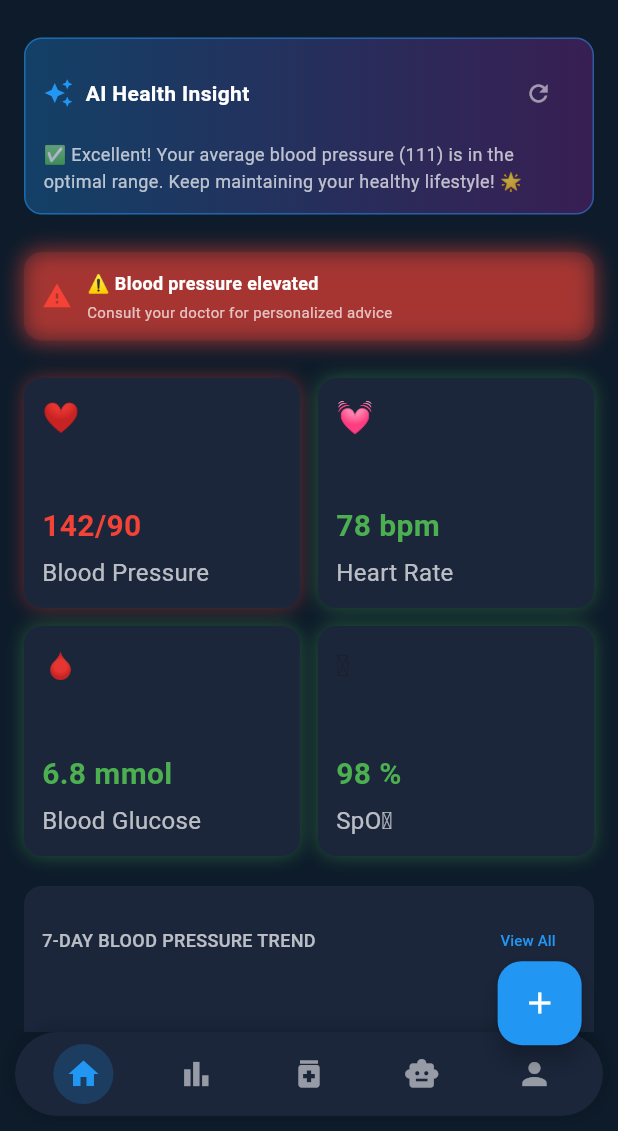
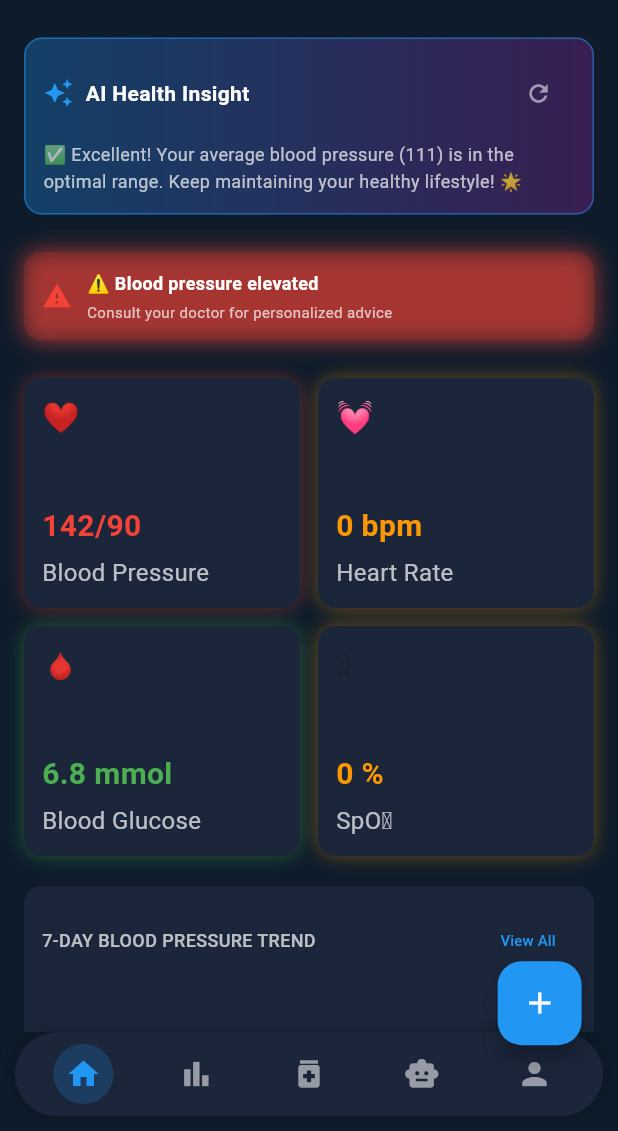
Before and after one commit to ChaiWork/hackathon-2030, a Flutter app: the screen it shows after launch, after a tap on "Cancel", on a phone screen of 412 x 824 dp, the part 105-1236 px from its top. Run offline on Flutter 3.47's test engine with Material 3 defaults, Android fonts, the phone set to English and light mode, and no system bars; our stand-ins replace envied, google_generative_ai; missing offline and left inert: health; generated files the repository leaves out were written again.

Commit message:
change metric from string to int

```diff
--- a/vitalife_asistant/lib/HealthDashboard.dart
+++ b/vitalife_asistant/lib/HealthDashboard.dart
@@ -39,9 +39,9 @@ class _HealthDashboardState extends State<HealthDashboard> {
   // Current metrics
   HealthMetrics currentMetrics = HealthMetrics(
     bloodPressure: "142/90",
-    heartRate: "78 bpm",
+    heartRate: 0,
     bloodGlucose: "6.8 mmol",
-    spo2: "98 %",
+    spo2: 0,
   );
 
   // UI State
@@ -119,14 +119,15 @@ class _HealthDashboardState extends State<HealthDashboard> {
       currentMetrics = HealthMetrics(
         bloodPressure: currentMetrics.bloodPressure,
         heartRate: (hr != null && hr is num)
-            ? "${hr.toInt()} bpm"
+            ? hr.toInt()
             : currentMetrics.heartRate,
         bloodGlucose: currentMetrics.bloodGlucose,
         spo2: (spo2 != null && spo2 is num)
-            ? "${spo2.toStringAsFixed(0)} %"
+            ? spo2.toInt()
             : currentMetrics.spo2,
       );
     });
+
     print("✅ UI updated with latest health metrics");
 
     // Show success snackbar
@@ -164,9 +165,9 @@ class _HealthDashboardState extends State<HealthDashboard> {
             setState(() {
               currentMetrics = HealthMetrics(
                 bloodPressure: "${data['systolic']}/${data['diastolic']}",
-                heartRate: "${data['heartRate']} bpm",
+                heartRate: data['heartRate'],
                 bloodGlucose: "${data['glucose']} mmol",
-                spo2: "${data['spo2']} %",
+                spo2: data['spo2'],
               );
               systolicReadings[HealthUtils.getCurrentDay()] = data['systolic']
                   .toDouble();
@@ -242,9 +243,9 @@ class _HealthDashboardState extends State<HealthDashboard> {
           content: FutureBuilder<String>(
             future: _geminiService.getPersonalizedAdvice(
               currentMetrics.bloodPressure,
-              currentMetrics.heartRate,
+              "${currentMetrics.heartRate} bpm",
               currentMetrics.bloodGlucose,
-              currentMetrics.spo2,
+              "${currentMetrics.spo2} %",
             ),
             builder: (context, snapshot) {
               if (snapshot.connectionState == ConnectionState.waiting) {
@@ -475,9 +476,9 @@ class _HealthDashboardState extends State<HealthDashboard> {
         ),
         healthCard(
           "💓",
-          currentMetrics.heartRate,
+          "${currentMetrics.heartRate} bpm",
           "Heart Rate",
-          HealthUtils.getHeartRateColor(currentMetrics.heartRate),
+          HealthUtils.getHeartRateColor("${currentMetrics.heartRate} bpm"),
           isSmallScreen,
         ),
         healthCard(
@@ -489,9 +490,9 @@ class _HealthDashboardState extends State<HealthDashboard> {
         ),
         healthCard(
           "🫁",
-          currentMetrics.spo2,
+          "${currentMetrics.spo2} %",
           "SpO₂",
-          HealthUtils.getSpO2Color(currentMetrics.spo2),
+          HealthUtils.getSpO2Color("${currentMetrics.spo2} %"),
           isSmallScreen,
         ),
       ],
--- a/vitalife_asistant/lib/models/health_models.dart
+++ b/vitalife_asistant/lib/models/health_models.dart
@@ -35,9 +35,9 @@ class HealthReading {
 
 class HealthMetrics {
   final String bloodPressure;
-  final String heartRate;
+  final int heartRate;
   final String bloodGlucose;
-  final String spo2;
+  final int spo2;
 
   HealthMetrics({
     required this.bloodPressure,
```
